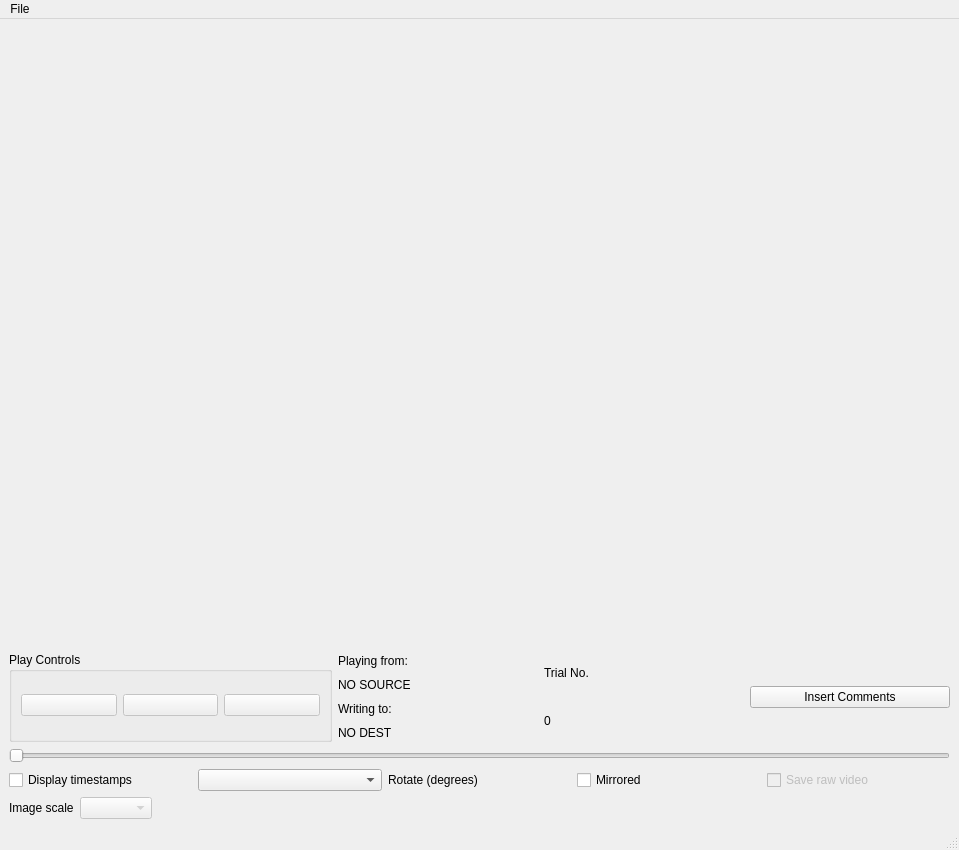
NeuroNetMem/score, file score_behavior/score_window_ui.ui: the form before one commit.
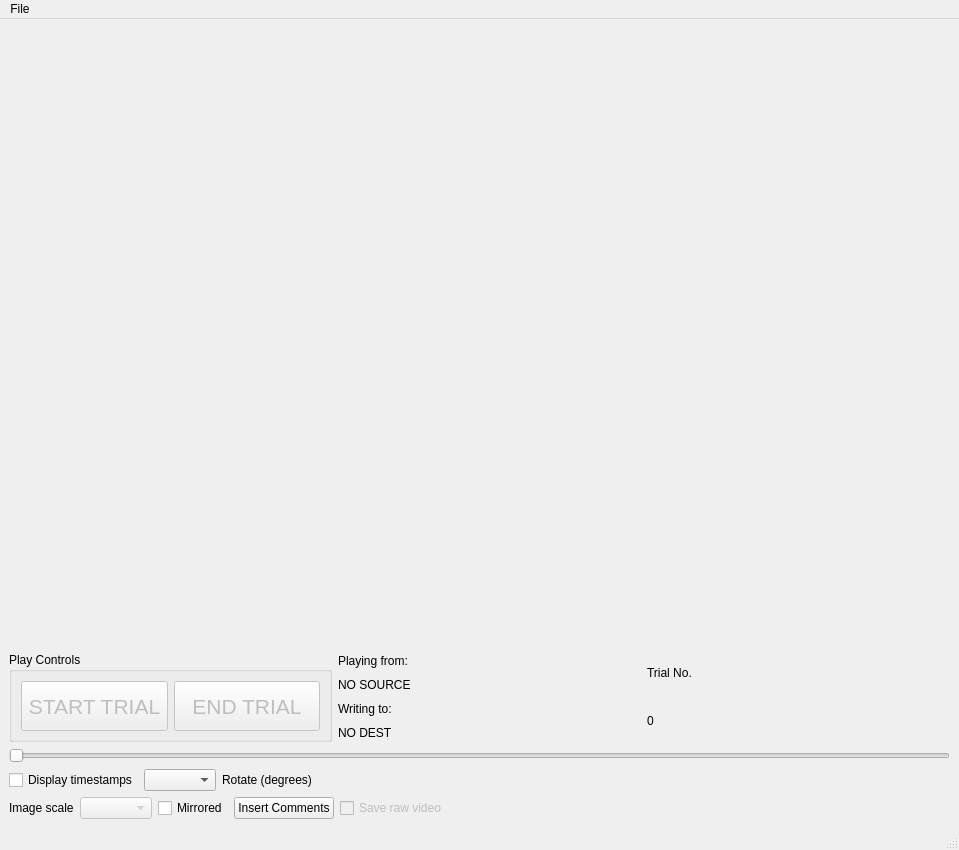
The form after the commit. Icons and pictures are not drawn. Custom widgets are drawn as their Qt base class.

Commit message: rearranged control buttons, got rid of icons

The edit to the form file:
```diff
--- a/score_behavior/score_window_ui.ui
+++ b/score_behavior/score_window_ui.ui
@@ -42,6 +42,9 @@
       <property name="orientation">
        <enum>Qt::Vertical</enum>
       </property>
+      <property name="sizeType">
+       <enum>QSizePolicy::MinimumExpanding</enum>
+      </property>
       <property name="sizeHint" stdset="0">
        <size>
         <width>20</width>
@@ -75,12 +78,19 @@
            <property name="enabled">
             <bool>false</bool>
            </property>
+           <property name="minimumSize">
+            <size>
+             <width>0</width>
+             <height>50</height>
+            </size>
+           </property>
+           <property name="font">
+            <font>
+             <pointsize>16</pointsize>
+            </font>
+           </property>
            <property name="text">
-            <string/>
-           </property>
-           <property name="icon">
-            <iconset resource="resources/icons/play.qrc">
-             <normaloff>:/images/play.png</normaloff>:/images/play.png</iconset>
+            <string>START TRIAL</string>
            </property>
            <property name="iconSize">
             <size>
@@ -98,12 +108,19 @@
            <property name="enabled">
             <bool>false</bool>
            </property>
+           <property name="minimumSize">
+            <size>
+             <width>0</width>
+             <height>50</height>
+            </size>
+           </property>
+           <property name="font">
+            <font>
+             <pointsize>16</pointsize>
+            </font>
+           </property>
            <property name="text">
-            <string/>
-           </property>
-           <property name="icon">
-            <iconset resource="resources/icons/play.qrc">
-             <normaloff>:/images/pause.png</normaloff>:/images/pause.png</iconset>
+            <string>END TRIAL</string>
            </property>
            <property name="iconSize">
             <size>
@@ -116,29 +133,6 @@
            </property>
           </widget>
          </item>
-         <item>
-          <widget class="QPushButton" name="stopButton">
-           <property name="enabled">
-            <bool>false</bool>
-           </property>
-           <property name="text">
-            <string/>
-           </property>
-           <property name="icon">
-            <iconset resource="resources/icons/play.qrc">
-             <normaloff>:/images/stop.png</normaloff>:/images/stop.png</iconset>
-           </property>
-           <property name="iconSize">
-            <size>
-             <width>32</width>
-             <height>32</height>
-            </size>
-           </property>
-           <property name="shortcut">
-            <string>Ctrl+Down, Meta+Down</string>
-           </property>
-          </widget>
-         </item>
         </layout>
        </widget>
       </item>
@@ -205,15 +199,7 @@
        </layout>
       </item>
       <item>
-       <layout class="QVBoxLayout" name="verticalLayout_4">
-        <item>
-         <widget class="QPushButton" name="commentsButton">
-          <property name="text">
-           <string>Insert Comments</string>
-          </property>
-         </widget>
-        </item>
-       </layout>
+       <layout class="QVBoxLayout" name="verticalLayout_4"/>
       </item>
      </layout>
     </item>
@@ -247,21 +233,17 @@
        </widget>
       </item>
       <item>
-       <widget class="QCheckBox" name="mirroredButton">
-        <property name="text">
-         <string>Mirrored</string>
+       <spacer name="horizontalSpacer_2">
+        <property name="orientation">
+         <enum>Qt::Horizontal</enum>
         </property>
-       </widget>
-      </item>
-      <item>
-       <widget class="QCheckBox" name="rawVideoCheckBox">
-        <property name="enabled">
-         <bool>false</bool>
+        <property name="sizeHint" stdset="0">
+         <size>
+          <width>40</width>
+          <height>20</height>
+         </size>
         </property>
-        <property name="text">
-         <string>Save raw video</string>
-        </property>
-       </widget>
+       </spacer>
       </item>
      </layout>
     </item>
@@ -284,6 +266,30 @@
         </property>
        </widget>
       </item>
+      <item>
+       <widget class="QCheckBox" name="mirroredButton">
+        <property name="text">
+         <string>Mirrored</string>
+        </property>
+       </widget>
+      </item>
+      <item>
+       <widget class="QPushButton" name="commentsButton">
+        <property name="text">
+         <string>Insert Comments</string>
+        </property>
+       </widget>
+      </item>
+      <item>
+       <widget class="QCheckBox" name="rawVideoCheckBox">
+        <property name="enabled">
+         <bool>false</bool>
+        </property>
+        <property name="text">
+         <string>Save raw video</string>
+        </property>
+       </widget>
+      </item>
       <item>
        <spacer name="horizontalSpacer">
         <property name="orientation">
```
Left out of the diff: 9 changed lines with no effect on the pictures. The commit also changes 5 other files.
